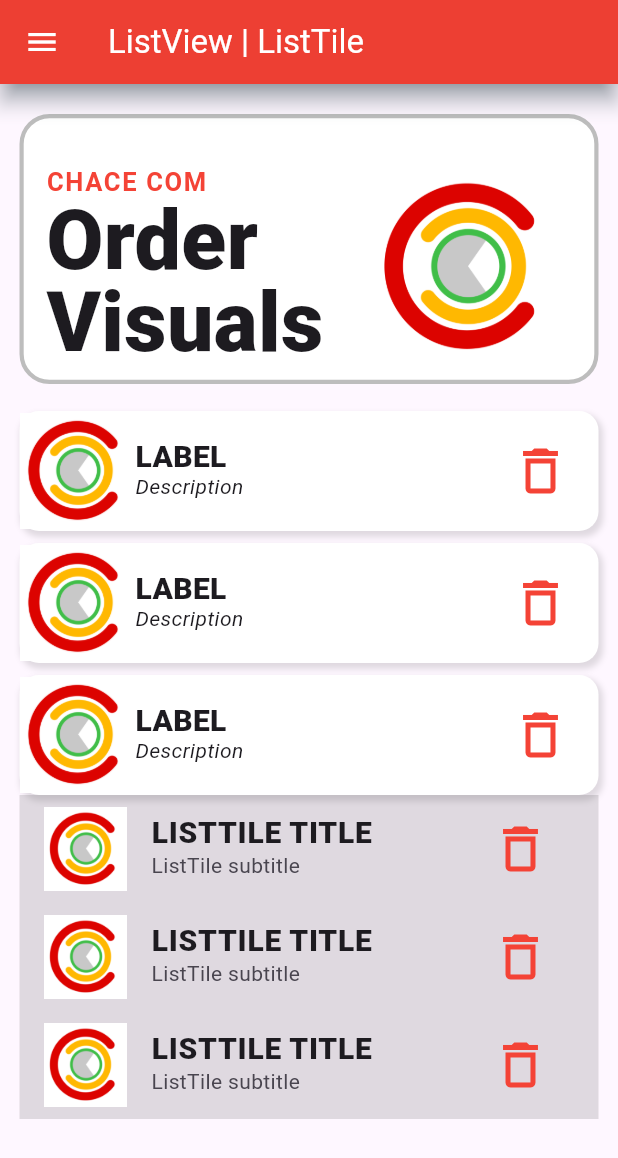
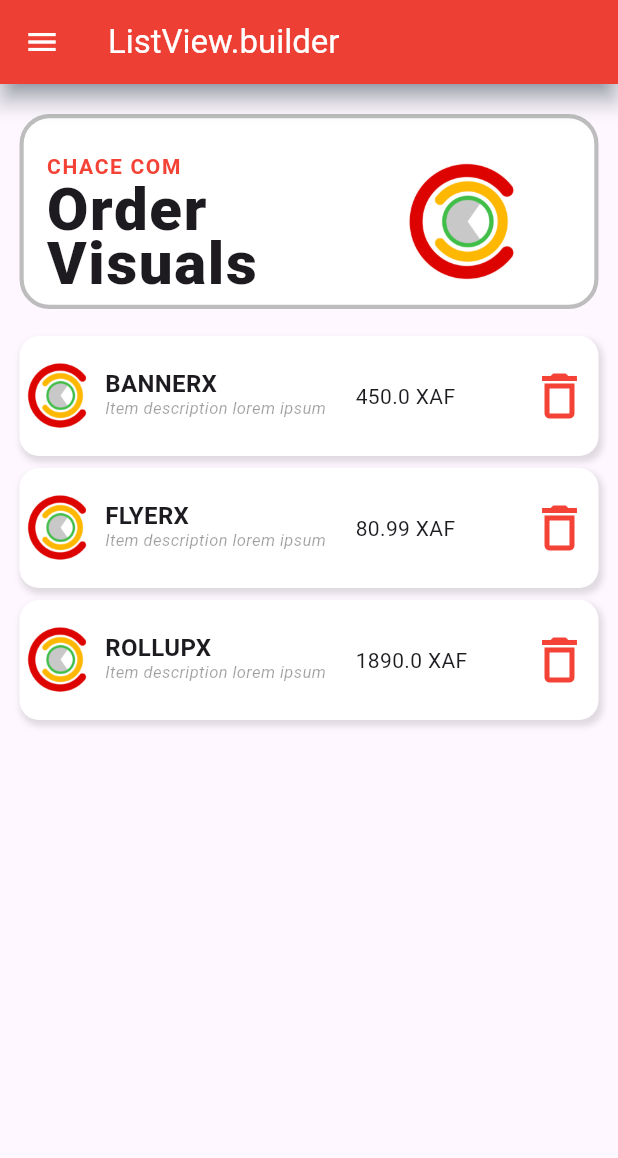
Before and after one commit to chacenb/flutter_learning, a Flutter app: the screen it shows after launch, on a phone screen of 412 x 824 dp. Shown: the top 1158 px of the screen. Run offline on Flutter 3.47's test engine with Material 3 defaults, Android fonts, the phone set to English and light mode, and no system bars; our stand-ins replace font_awesome_flutter; missing offline and left inert: flutter_libserialport, libserialport, serial_port_win32.

Commit message:
... | Passing values to stateful widget

```diff
--- a/lib/reusables/chacecomitemcomponent.dart
+++ b/lib/reusables/chacecomitemcomponent.dart
@@ -3,18 +3,19 @@ import 'package:flutter/material.dart';
 class ChaceComItemComponent extends StatefulWidget {
   String label;
   String description;
+  double price;
 
   ChaceComItemComponent(
-      {super.key, required this.label, required this.description});
+      {super.key,
+      required this.label,
+      required this.description,
+      required this.price});
 
   @override
   State<ChaceComItemComponent> createState() => _ChaceComItemComponentState();
 }
 
 class _ChaceComItemComponentState extends State<ChaceComItemComponent> {
-  String label = "Label";
-  String description = "Description";
-
   @override
   Widget build(BuildContext context) {
     return Container(
@@ -36,24 +37,32 @@ class _ChaceComItemComponentState extends State<ChaceComItemComponent> {
         children: [
           Expanded(
               flex: 1,
-              child: Image(image: AssetImage("images/chacecomlogo.png"))),
+              child: Image(
+                image: AssetImage("images/chacecomlogo.png"),
+                height: 50.0,
+              )),
+          Padding(padding: EdgeInsets.only(left: 3.0)),
           Expanded(
               flex: 3,
               child: Column(
                 mainAxisAlignment: MainAxisAlignment.center,
                 crossAxisAlignment: CrossAxisAlignment.start,
                 children: [
-                  Text(this.label.toUpperCase(),
+                  Text(widget.label.toUpperCase(),
                       style: TextStyle(
-                          fontWeight: FontWeight.w800,
-                          fontSize: 20.0,
+                          fontWeight: FontWeight.w600,
+                          fontSize: 16.0,
                           height: 1.0)),
-                  Text(this.description,
+                  Text(widget.description,
                       style: TextStyle(
                           fontWeight: FontWeight.w400,
-                          fontStyle: FontStyle.italic))
+                          fontStyle: FontStyle.italic,
+                          color: Colors.black38,
+                          fontSize: 11))
                 ],
               )),
+          Padding(padding: EdgeInsets.only(left: 5.0)),
+          Expanded(flex: 2, child: Text("${widget.price.toString()} XAF")),
           Expanded(
               flex: 1,
               child: IconButton(
@@ -62,7 +71,7 @@ class _ChaceComItemComponentState extends State<ChaceComItemComponent> {
                   iconColor: MaterialStatePropertyAll(Colors.red),
                 ),
                 onPressed: () => {},
-              )),
+              ))
         ],
       ),
     );
--- a/lib/screens/home.dart
+++ b/lib/screens/home.dart
@@ -220,13 +220,146 @@ class _HomeState extends State<Home> {
   /* ************************************************************************************* */
   /* ListView and List Tile */
   /* ************************************************************************************* */
+  // @override
+  // Widget build(BuildContext context) {
+  //   // ChaceComItem chacecomItem;
+  //   List<ChaceComItem> chacecomItemsList = [
+  //     ChaceComItem("Banner", "Item description lorem ipsum "),
+  //     ChaceComItem("FLyer", "Item description lorem ipsum "),
+  //     ChaceComItem("Rollup", "Item description lorem ipsum "),
+  //   ];
+  //   return Scaffold(
+  //     appBar: AppBar(
+  //       leading: IconButton(
+  //           icon: const Icon(Icons.menu),
+  //           onPressed: () {},
+  //           style:
+  //               ButtonStyle(iconColor: MaterialStatePropertyAll(Colors.white))),
+  //       title: const Text(
+  //         'ListView | ListTile',
+  //         style: TextStyle(color: Colors.white),
+  //       ),
+  //       elevation: 6.0,
+  //       shadowColor: Colors.blueGrey,
+  //       surfaceTintColor: Colors.red[900],
+  //       backgroundColor: Colors.red[500],
+  //     ),
+  //     body: Container(
+  //       margin: EdgeInsets.fromLTRB(13.0, 20.0, 13.0, 10.0),
+  //       child: Column(
+  //         children: [
+  //           Container(
+  //             padding: EdgeInsets.symmetric(horizontal: 15.0, vertical: 10.0),
+  //             height: 180.0,
+  //             decoration: BoxDecoration(
+  //                 color: Colors.white,
+  //                 borderRadius: BorderRadius.circular(20.0),
+  //                 border: Border.all(color: Colors.black26, width: 2.8)
+  //                 // boxShadow: const [
+  //                 //   BoxShadow(
+  //                 //       color: Colors.black12,
+  //                 //       offset: Offset(1.6, 2.8),
+  //                 //       blurRadius: 3.0,
+  //                 //       spreadRadius: 0.8,
+  //                 //       blurStyle: BlurStyle.normal)
+  //                 // ],
+  //                 ),
+  //             child: const Row(
+  //               children: [
+  //                 Expanded(
+  //                     flex: 3,
+  //                     child: Column(
+  //                       mainAxisAlignment: MainAxisAlignment.end,
+  //                       crossAxisAlignment: CrossAxisAlignment.start,
+  //                       children: [
+  //                         Text(
+  //                           "CHACE COM",
+  //                           style: TextStyle(
+  //                               fontSize: 17.0,
+  //                               fontWeight: FontWeight.bold,
+  //                               color: Colors.red,
+  //                               letterSpacing: 1.1),
+  //                         ),
+  //                         Text("Order Visuals",
+  //                             style: TextStyle(
+  //                                 fontSize: 55.0,
+  //                                 fontWeight: FontWeight.w900,
+  //                                 height: 1)),
+  //                       ],
+  //                     )),
+  //                 Expanded(
+  //                     flex: 2,
+  //                     child: Column(
+  //                       mainAxisAlignment: MainAxisAlignment.end,
+  //                       children: [
+  //                         Image(
+  //                           image: AssetImage("images/chacecomlogo.png"),
+  //                           height: 130.0,
+  //                         ),
+  //                       ],
+  //                     )),
+  //               ],
+  //             ),
+  //           ),
+  //           Expanded(
+  //             flex: 2,
+  //             child: Container(
+  //               // padding: EdgeInsets.all(8.0),
+  //               margin: EdgeInsets.fromLTRB(0, 10.0, 0, 0),
+  //               // color: Colors.blue,
+  //               child: ListView(
+  //                 // listView add "scrolling" functionnalities to the app
+  //                 children: [
+  //                   for (int i = 0; i < chacecomItemsList.length; i += 1)
+  //                     // for (chacecomItem in chacecomItemsList)
+  //                     ChaceComItemComponent(
+  //                       label: chacecomItemsList[i].label,
+  //                       description: chacecomItemsList[i].description,
+  //                     ),
+  //                   for (int i = 0; i < chacecomItemsList.length; i += 1)
+  //                     ListTile(
+  //                       leading:
+  //                           Image(image: AssetImage("images/chacecomlogo.png")),
+  //                       title: Text("ListTile title".toUpperCase(),
+  //                           style: TextStyle(
+  //                               fontWeight: FontWeight.w800,
+  //                               fontSize: 20.0,
+  //                               height: 1.0)),
+  //                       subtitle: Text("ListTile subtitle"),
+  //                       trailing: IconButton(
+  //                         icon: Icon(Icons.delete_outline, size: 40.0),
+  //                         style: ButtonStyle(
+  //                           iconColor: MaterialStatePropertyAll(Colors.red),
+  //                         ),
+  //                         onPressed: () => {},
+  //                       ),
+  //                       style: ListTileStyle.drawer,
+  //                       shape: Border(),
+  //                       splashColor: Colors.indigo,
+  //                       hoverColor: Colors.redAccent,
+  //                       onTap: () {},
+  //                       tileColor: Colors.black12,
+  //                     ),
+  //                 ],
+  //               ),
+  //             ),
+  //           )
+  //         ],
+  //       ),
+  //     ),
+  //   );
+  // }
+
+  /* ************************************************************************************* */
+  /* ListView.builder : for iterations through dynamic values */
+  /* ************************************************************************************* */
   @override
   Widget build(BuildContext context) {
     // ChaceComItem chacecomItem;
     List<ChaceComItem> chacecomItemsList = [
-      ChaceComItem("Banner", "Item description lorem ipsum "),
-      ChaceComItem("FLyer", "Item description lorem ipsum "),
-      ChaceComItem("Rollup", "Item description lorem ipsum "),
+      ChaceComItem("Bannerx", "Item description lorem ipsum ", 450),
+      ChaceComItem("FLyerx", "Item description lorem ipsum ", 80.99),
+      ChaceComItem("Rollupx", "Item description lorem ipsum ", 1890.0),
     ];
     return Scaffold(
       appBar: AppBar(
@@ -236,7 +369,7 @@ class _HomeState extends State<Home> {
             style:
                 ButtonStyle(iconColor: MaterialStatePropertyAll(Colors.white))),
         title: const Text(
-          'ListView | ListTile',
+          'ListView.builder',
           style: TextStyle(color: Colors.white),
         ),
         elevation: 6.0,
@@ -250,7 +383,7 @@ class _HomeState extends State<Home> {
           children: [
             Container(
                 padding: EdgeInsets.symmetric(horizontal: 15.0, vertical: 10.0),
-              height: 180.0,
+                height: 130.0,
                 decoration: BoxDecoration(
                     color: Colors.white,
                     borderRadius: BorderRadius.circular(20.0),
@@ -264,29 +397,26 @@ class _HomeState extends State<Home> {
                     //       blurStyle: BlurStyle.normal)
                     // ],
                     ),
-              child: const Row(
-                children: [
+                child: const Row(children: [
                   Expanded(
                       flex: 3,
                       child: Column(
                           mainAxisAlignment: MainAxisAlignment.end,
                           crossAxisAlignment: CrossAxisAlignment.start,
                           children: [
-                          Text(
-                            "CHACE COM",
+                            Text("CHACE COM",
                                 style: TextStyle(
-                                fontSize: 17.0,
+                                    fontSize: 14.0,
                                     fontWeight: FontWeight.bold,
                                     color: Colors.red,
-                                letterSpacing: 1.1),
-                          ),
+                                    letterSpacing: 1.1)),
                             Text("Order Visuals",
                                 style: TextStyle(
-                                  fontSize: 55.0,
-                                  fontWeight: FontWeight.w900,
-                                  height: 1)),
-                        ],
-                      )),
+                                    fontSize: 40.0,
+                                    fontWeight: FontWeight.w800,
+                                    height: 0.9,
+                                    letterSpacing: 1.1))
+                          ])),
                   Expanded(
                       flex: 2,
                       child: Column(
@@ -294,56 +424,33 @@ class _HomeState extends State<Home> {
                           children: [
                             Image(
                                 image: AssetImage("images/chacecomlogo.png"),
-                            height: 130.0,
-                          ),
-                        ],
-                      )),
-                ],
-              ),
-            ),
+                                height: 90.0)
+                          ])),
+                ])), // Header of the page
             Expanded(
               flex: 2,
               child: Container(
-                // padding: EdgeInsets.all(8.0),
                 margin: EdgeInsets.fromLTRB(0, 10.0, 0, 0),
-                // color: Colors.blue,
-                child: ListView(
-                  // listView add "scrolling" functionnalities to the app
-                  children: [
-                    for (int i = 0; i < chacecomItemsList.length; i += 1)
-                      // for (chacecomItem in chacecomItemsList)
-                      ChaceComItemComponent(
+                //  ListView.builder helps generate list of scrollable items
+                child: ListView.builder(
+                    itemCount: chacecomItemsList.length,
+                    itemBuilder: (context, i) {
+                      return ChaceComItemComponent(
                           label: chacecomItemsList[i].label,
                           description: chacecomItemsList[i].description,
-                      ),
-                    for (int i = 0; i < chacecomItemsList.length; i += 1)
-                      ListTile(
-                        leading:
-                            Image(image: AssetImage("images/chacecomlogo.png")),
-                        title: Text("ListTile title".toUpperCase(),
-                            style: TextStyle(
-                                fontWeight: FontWeight.w800,
-                                fontSize: 20.0,
-                                height: 1.0)),
-                        subtitle: Text("ListTile subtitle"),
-                        trailing: IconButton(
-                          icon: Icon(Icons.delete_outline, size: 40.0),
-                          style: ButtonStyle(
-                            iconColor: MaterialStatePropertyAll(Colors.red),
-                          ),
-                          onPressed: () => {},
-                        ),
-                        style: ListTileStyle.drawer,
-                        shape: Border(),
-                        splashColor: Colors.indigo,
-                        hoverColor: Colors.redAccent,
-                        onTap: () {},
-                        tileColor: Colors.black12,
-                      ),
-                  ],
+                          price: chacecomItemsList[i].price);
+                      Text(chacecomItemsList[i].label);
+                    }),
+                // child: ListView(
+                //   // listView add "scrolling" functionnalities to the app
+                //   children: [
+                //     for (int i = 0; i < chacecomItemsList.length; i += 1)
+                //       ChaceComItemComponent(
+                //           label: chacecomItemsList[i].label,
+                //           description: chacecomItemsList[i].description),
+                //   ],
               ),
             ),
-            )
           ],
         ),
       ),
--- a/lib/types/types.dart
+++ b/lib/types/types.dart
@@ -25,7 +25,15 @@ class ChaceComItem {
     _description = value;
   }
 
-  ChaceComItem(this._label, this._description);
+  double _price;
+
+  double get price => _price;
+
+  set price(double value) {
+    _price = value;
+  }
+
+  ChaceComItem(this._label, this._description, this._price);
 
 
 // @override
```
Lines whose indentation alone changed are shown as unchanged.
